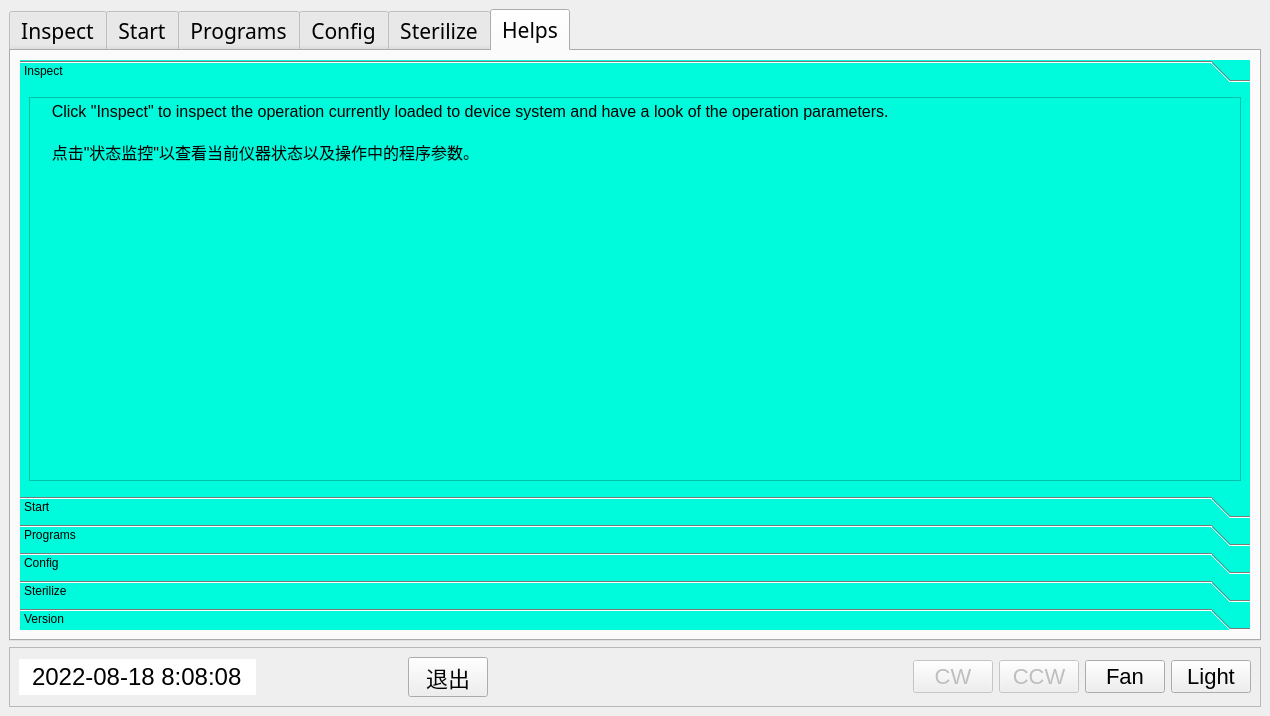
Old version of the form domains/ui/designer/main.ui in the repository addingding/Extractor.
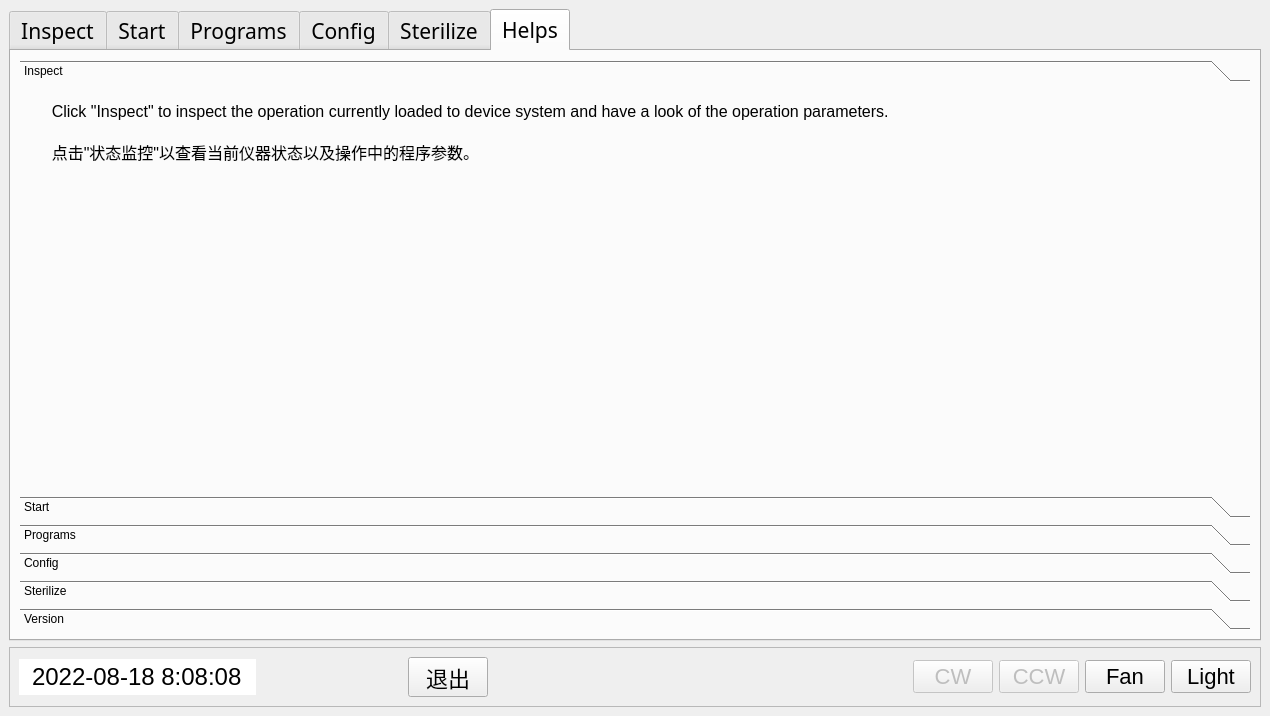
New version of the form. The open tabs and pages were chosen to show the change.

Commit message: fix: toolbox background transparent

```diff
--- a/domains/ui/designer/main.ui
+++ b/domains/ui/designer/main.ui
@@ -2842,7 +2842,7 @@
         <item row="0" column="0">
          <widget class="QToolBox" name="toolBox">
           <property name="styleSheet">
-           <string notr="true">background-color: rgb(0, 250, 220);</string>
+           <string notr="true">background-color: rgba(0, 250, 220,0);</string>
           </property>
           <property name="currentIndex">
            <number>0</number>
```
Left out of the diff: 2 changed lines with no effect on the pictures. The commit also changes 4 other files.
